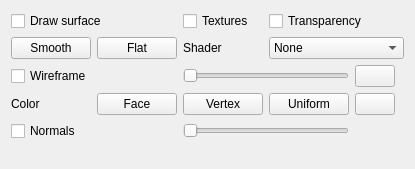
Above: nvl/viewer/widgets/face_mesh_drawer_widget.ui from stefanonuvoli/nuvolib before the change. Below: the same form after it.
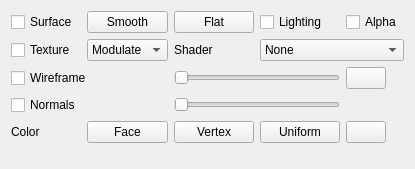
That is the form after the change. Custom widgets are drawn as their Qt base class.

Commit message: Lighting and texture mode, animation remove root motion, some math module documentation

What changed in the file:
```diff
--- a/nvl/viewer/widgets/face_mesh_drawer_widget.ui
+++ b/nvl/viewer/widgets/face_mesh_drawer_widget.ui
@@ -20,72 +20,52 @@
    <string>TabWidget</string>
   </property>
   <layout class="QGridLayout" name="gridLayout_2">
-   <item row="2" column="5">
-    <widget class="nvl::ColorPickerButton" name="faceWireframeColorButton">
-     <property name="sizePolicy">
-      <sizepolicy hsizetype="Fixed" vsizetype="Fixed">
-       <horstretch>0</horstretch>
-       <verstretch>0</verstretch>
-      </sizepolicy>
-     </property>
+   <item row="4" column="0" colspan="2">
+    <widget class="QCheckBox" name="faceWireframeCheckBox">
      <property name="text">
-      <string/>
+      <string>Wireframe</string>
      </property>
-     <property name="checkable">
-      <bool>false</bool>
-     </property>
     </widget>
    </item>
-   <item row="2" column="3" colspan="2">
-    <widget class="QSlider" name="faceWireframeSlider">
-     <property name="minimum">
-      <number>1</number>
+   <item row="1" column="3">
+    <widget class="QLabel" name="faceShaderLabel">
+     <property name="text">
+      <string>Shader</string>
      </property>
-     <property name="maximum">
-      <number>10</number>
-     </property>
-     <property name="orientation">
-      <enum>Qt::Horizontal</enum>
-     </property>
     </widget>
    </item>
-   <item row="7" column="0" colspan="2">
+   <item row="5" column="0">
     <widget class="QCheckBox" name="faceNormalsCheckBox">
      <property name="text">
       <string>Normals</string>
      </property>
     </widget>
    </item>
-   <item row="0" column="3">
-    <widget class="QCheckBox" name="faceTextureVisibleCheckBox">
-     <property name="text">
-      <string>Textures</string>
+   <item row="12" column="1">
+    <spacer name="verticalSpacer">
+     <property name="orientation">
+      <enum>Qt::Vertical</enum>
      </property>
-     <property name="checked">
-      <bool>false</bool>
+     <property name="sizeHint" stdset="0">
+      <size>
+       <width>20</width>
+       <height>40</height>
+      </size>
      </property>
-    </widget>
+    </spacer>
    </item>
-   <item row="1" column="0">
-    <widget class="QPushButton" name="faceShadingSmoothButton">
-     <property name="text">
-      <string>Smooth</string>
-     </property>
-     <property name="checkable">
-      <bool>true</bool>
-     </property>
-     <property name="checked">
-      <bool>false</bool>
-     </property>
-     <property name="autoDefault">
-      <bool>false</bool>
-     </property>
-     <property name="default">
-      <bool>false</bool>
-     </property>
-     <property name="flat">
-      <bool>false</bool>
-     </property>
+   <item row="1" column="1">
+    <widget class="QComboBox" name="faceTextureModeComboBox">
+     <item>
+      <property name="text">
+       <string>Modulate</string>
+      </property>
+     </item>
+     <item>
+      <property name="text">
+       <string>Replace</string>
+      </property>
+     </item>
     </widget>
    </item>
    <item row="1" column="4" colspan="2">
@@ -107,41 +87,82 @@
      </item>
     </widget>
    </item>
-   <item row="0" column="4" colspan="2">
+   <item row="0" column="4">
+    <widget class="QCheckBox" name="faceLightingCheckBox">
+     <property name="text">
+      <string>Lighting</string>
+     </property>
+    </widget>
+   </item>
+   <item row="5" column="3" colspan="2">
+    <widget class="QSlider" name="faceNormalsSlider">
+     <property name="minimum">
+      <number>1</number>
+     </property>
+     <property name="maximum">
+      <number>50</number>
+     </property>
+     <property name="orientation">
+      <enum>Qt::Horizontal</enum>
+     </property>
+    </widget>
+   </item>
+   <item row="0" column="5">
     <widget class="QCheckBox" name="faceTransparencyCheckBox">
      <property name="text">
-      <string>Transparency</string>
+      <string>Alpha</string>
      </property>
     </widget>
    </item>
-   <item row="0" column="0" colspan="2">
-    <widget class="QCheckBox" name="faceVisibleCheckBox">
+   <item row="6" column="5">
+    <widget class="nvl::ColorPickerButton" name="faceColorUniformColorButton">
+     <property name="sizePolicy">
+      <sizepolicy hsizetype="Fixed" vsizetype="Fixed">
+       <horstretch>0</horstretch>
+       <verstretch>0</verstretch>
+      </sizepolicy>
+     </property>
      <property name="text">
-      <string>Draw surface</string>
+      <string/>
      </property>
+     <property name="checkable">
+      <bool>false</bool>
+     </property>
     </widget>
    </item>
-   <item row="3" column="1">
-    <widget class="QPushButton" name="faceColorFaceButton">
+   <item row="1" column="0">
+    <widget class="QCheckBox" name="faceTextureVisibleCheckBox">
      <property name="text">
-      <string>Face</string>
+      <string>Texture</string>
      </property>
-     <property name="checkable">
-      <bool>true</bool>
+     <property name="checked">
+      <bool>false</bool>
      </property>
     </widget>
    </item>
-   <item row="3" column="4">
-    <widget class="QPushButton" name="faceColorUniformButton">
+   <item row="0" column="1">
+    <widget class="QPushButton" name="faceShadingSmoothButton">
      <property name="text">
-      <string>Uniform</string>
+      <string>Smooth</string>
      </property>
      <property name="checkable">
       <bool>true</bool>
      </property>
+     <property name="checked">
+      <bool>false</bool>
+     </property>
+     <property name="autoDefault">
+      <bool>false</bool>
+     </property>
+     <property name="default">
+      <bool>false</bool>
+     </property>
+     <property name="flat">
+      <bool>false</bool>
+     </property>
     </widget>
    </item>
-   <item row="3" column="3">
+   <item row="6" column="3">
     <widget class="QPushButton" name="faceColorVertexButton">
      <property name="text">
       <string>Vertex</string>
@@ -151,8 +172,8 @@
      </property>
     </widget>
    </item>
-   <item row="3" column="5">
-    <widget class="nvl::ColorPickerButton" name="faceColorUniformColorButton">
+   <item row="4" column="5">
+    <widget class="nvl::ColorPickerButton" name="faceWireframeColorButton">
      <property name="sizePolicy">
       <sizepolicy hsizetype="Fixed" vsizetype="Fixed">
        <horstretch>0</horstretch>
@@ -167,7 +188,31 @@
      </property>
     </widget>
    </item>
-   <item row="1" column="1">
+   <item row="6" column="4">
+    <widget class="QPushButton" name="faceColorUniformButton">
+     <property name="text">
+      <string>Uniform</string>
+     </property>
+     <property name="checkable">
+      <bool>true</bool>
+     </property>
+    </widget>
+   </item>
+   <item row="6" column="0">
+    <widget class="QLabel" name="faceColorLabel">
+     <property name="text">
+      <string>Color</string>
+     </property>
+    </widget>
+   </item>
+   <item row="0" column="0">
+    <widget class="QCheckBox" name="faceVisibleCheckBox">
+     <property name="text">
+      <string>Surface</string>
+     </property>
+    </widget>
+   </item>
+   <item row="0" column="3">
     <widget class="QPushButton" name="faceShadingFlatButton">
      <property name="text">
       <string>Flat</string>
@@ -177,27 +222,30 @@
      </property>
     </widget>
    </item>
-   <item row="9" column="1">
-    <spacer name="verticalSpacer">
-     <property name="orientation">
-      <enum>Qt::Vertical</enum>
-     </property>
-     <property name="sizeHint" stdset="0">
-      <size>
-       <width>20</width>
-       <height>40</height>
-      </size>
-     </property>
-    </spacer>
-   </item>
-   <item row="1" column="3">
-    <widget class="QLabel" name="faceShaderLabel">
+   <item row="6" column="1">
+    <widget class="QPushButton" name="faceColorFaceButton">
      <property name="text">
-      <string>Shader</string>
+      <string>Face</string>
      </property>
+     <property name="checkable">
+      <bool>true</bool>
+     </property>
     </widget>
    </item>
-   <item row="7" column="5">
+   <item row="4" column="3" colspan="2">
+    <widget class="QSlider" name="faceWireframeSlider">
+     <property name="minimum">
+      <number>1</number>
+     </property>
+     <property name="maximum">
+      <number>10</number>
+     </property>
+     <property name="orientation">
+      <enum>Qt::Horizontal</enum>
+     </property>
+    </widget>
+   </item>
+   <item row="5" column="5">
     <spacer name="horizontalSpacer">
      <property name="orientation">
       <enum>Qt::Horizontal</enum>
@@ -210,33 +258,6 @@
      </property>
     </spacer>
    </item>
-   <item row="3" column="0">
-    <widget class="QLabel" name="faceColorLabel">
-     <property name="text">
-      <string>Color</string>
-     </property>
-    </widget>
-   </item>
-   <item row="2" column="0" colspan="2">
-    <widget class="QCheckBox" name="faceWireframeCheckBox">
-     <property name="text">
-      <string>Wireframe</string>
-     </property>
-    </widget>
-   </item>
-   <item row="7" column="3" colspan="2">
-    <widget class="QSlider" name="faceNormalsSlider">
-     <property name="minimum">
-      <number>1</number>
-     </property>
-     <property name="maximum">
-      <number>50</number>
-     </property>
-     <property name="orientation">
-      <enum>Qt::Horizontal</enum>
-     </property>
-    </widget>
-   </item>
   </layout>
  </widget>
  <customwidgets>
```
The commit also changes 25 other files.
